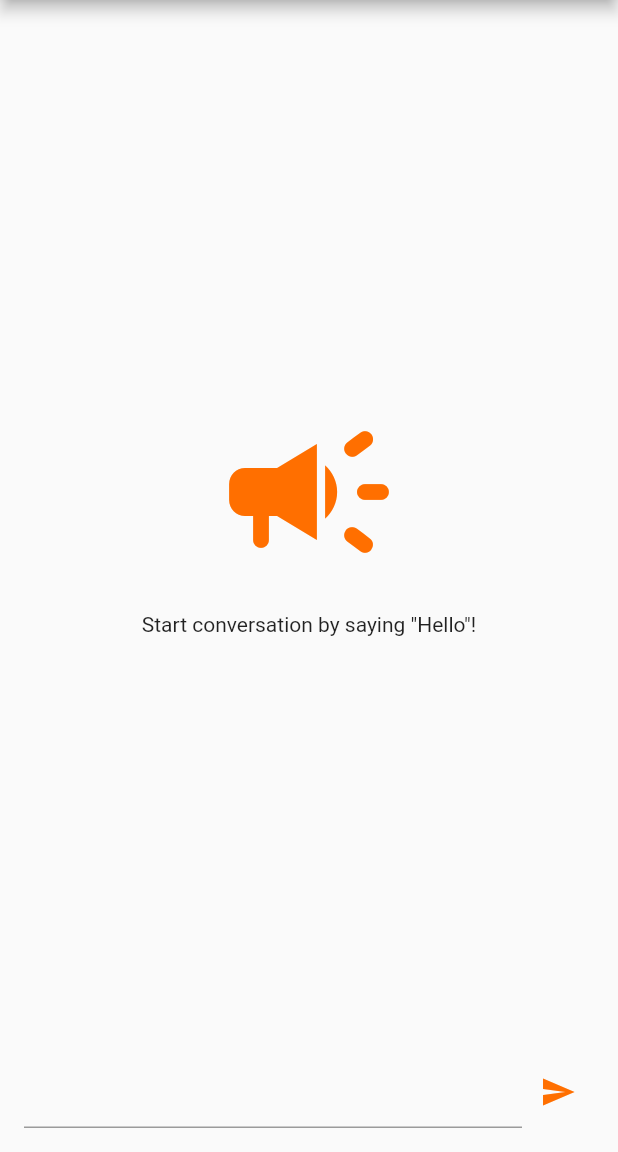
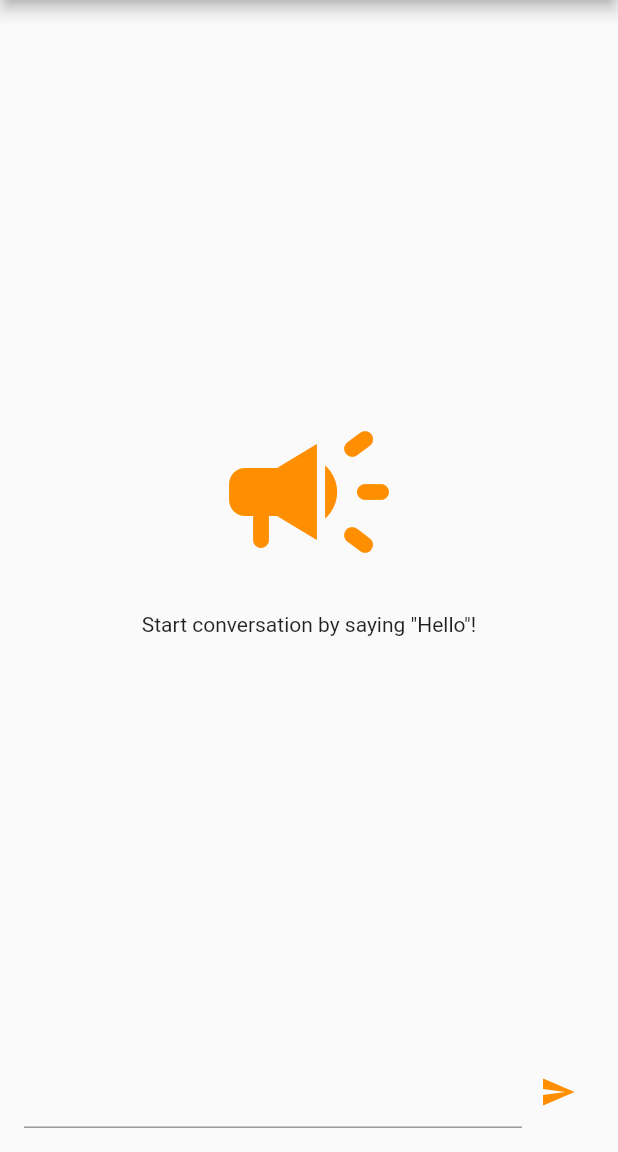
Before and after one commit to yurijdvornyk/flutter-sample-messanger, a Flutter app: the screen it shows after launch, after a tap on "Lisa", on a phone screen of 412 x 824 dp, the part 84-1236 px from its top. Run offline on Flutter 3.47's test engine with Material 2 defaults, Android fonts, the phone set to English and light mode, and no system bars.

Commit message:
Code cleanup.

```diff
--- a/lib/main.dart
+++ b/lib/main.dart
@@ -15,7 +15,7 @@ class MyApp extends StatelessWidget {
       SchedulerBinding.instance?.window.platformBrightness;
 
   static const _PRIMARY_COLOR = const Color(0xff6a1b9a);
-  static const _ACCENT_COLOR = const Color(0xffff6f00);
+  static const _ACCENT_COLOR = const Color(0xffff8f00);
 
   @override
   Widget build(BuildContext context) => FutureBuilder(
--- a/lib/ui/widgets/conversation_list_widget.dart
+++ b/lib/ui/widgets/conversation_list_widget.dart
@@ -23,7 +23,30 @@ class _State extends State<ConversationListWidget> {
       ? Center(child: CircularProgressIndicator())
       : ListView.separated(
           itemCount: widget.conversations?.length ?? 0,
-          separatorBuilder: (context, position) => Container(
+          itemBuilder: (context, position) =>
+              buildConversationItem(widget.conversations![position]),
+          separatorBuilder: (context, position) => buildSeparator(),
+        );
+
+  Widget buildConversationItem(Conversation conversation) => ListTile(
+        contentPadding: EdgeInsets.all(16.0),
+        leading: ClipOval(
+          clipBehavior: Clip.hardEdge,
+          child: AspectRatio(
+              child: Image.asset("assets/images/${conversation.avatar}"),
+              aspectRatio: 1),
+        ),
+        title: Text(conversation.name),
+        subtitle: Text(conversation.username),
+        selected: conversation == _selectedConversation,
+        selectedTileColor: Theme.of(context).primaryColor,
+        onTap: () => setState(() {
+          _selectedConversation = conversation;
+          widget.onItemSelected(_selectedConversation!);
+        }),
+      );
+
+  Widget buildSeparator() => Container(
         height: 1.0,
         decoration: BoxDecoration(
           gradient: LinearGradient(
@@ -33,26 +56,7 @@ class _State extends State<ConversationListWidget> {
               Theme.of(context).primaryColor,
               Theme.of(context).accentColor
             ],
-            )),
           ),
-          itemBuilder: (context, position) => ListTile(
-            contentPadding: EdgeInsets.all(16.0),
-            leading: ClipOval(
-              clipBehavior: Clip.hardEdge,
-              child: AspectRatio(
-                  child: Image.asset(
-                    "assets/images/${widget.conversations![position].avatar}",
-                  ),
-                  aspectRatio: 1),
-            ),
-            title: Text(widget.conversations![position].name),
-            subtitle: Text(widget.conversations![position].username),
-            selected: widget.conversations![position] == _selectedConversation,
-            selectedTileColor: Theme.of(context).primaryColor,
-            onTap: () => setState(() {
-              _selectedConversation = widget.conversations![position];
-              widget.onItemSelected(_selectedConversation!);
-            }),
         ),
       );
 }
```
Also changed, not shown: lib/ui/conversations_page.dart (+5 -2 lines), lib/ui/widgets/conversation_widget.dart (+28 -15 lines). Lines whose indentation alone changed are shown as unchanged.
